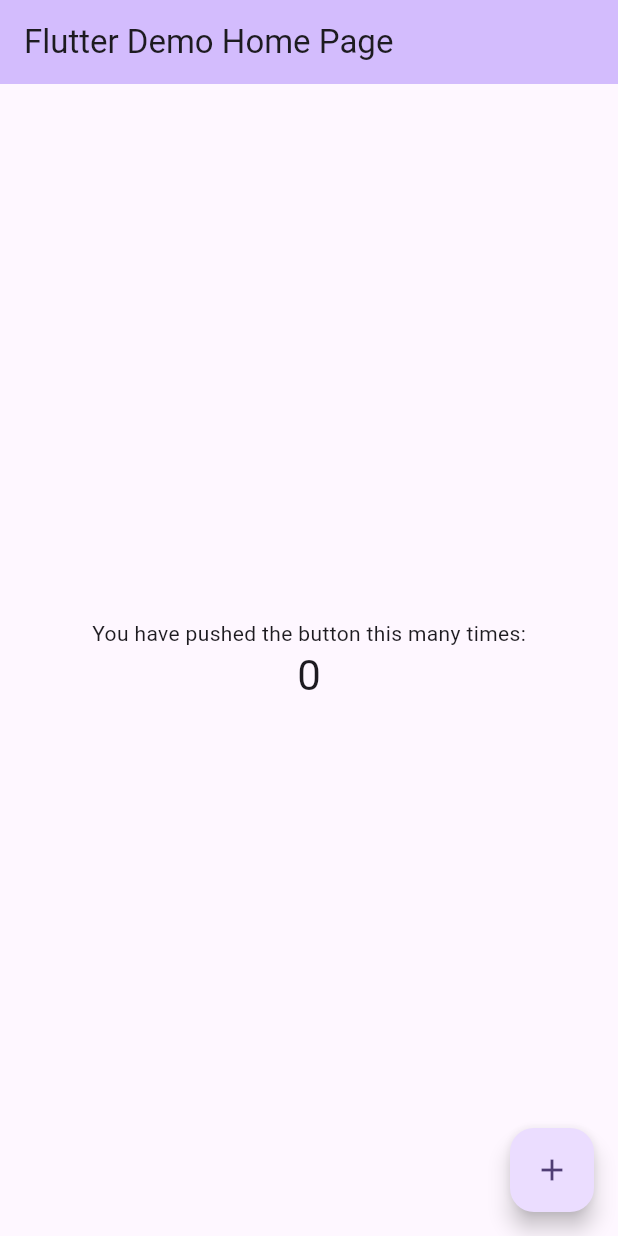
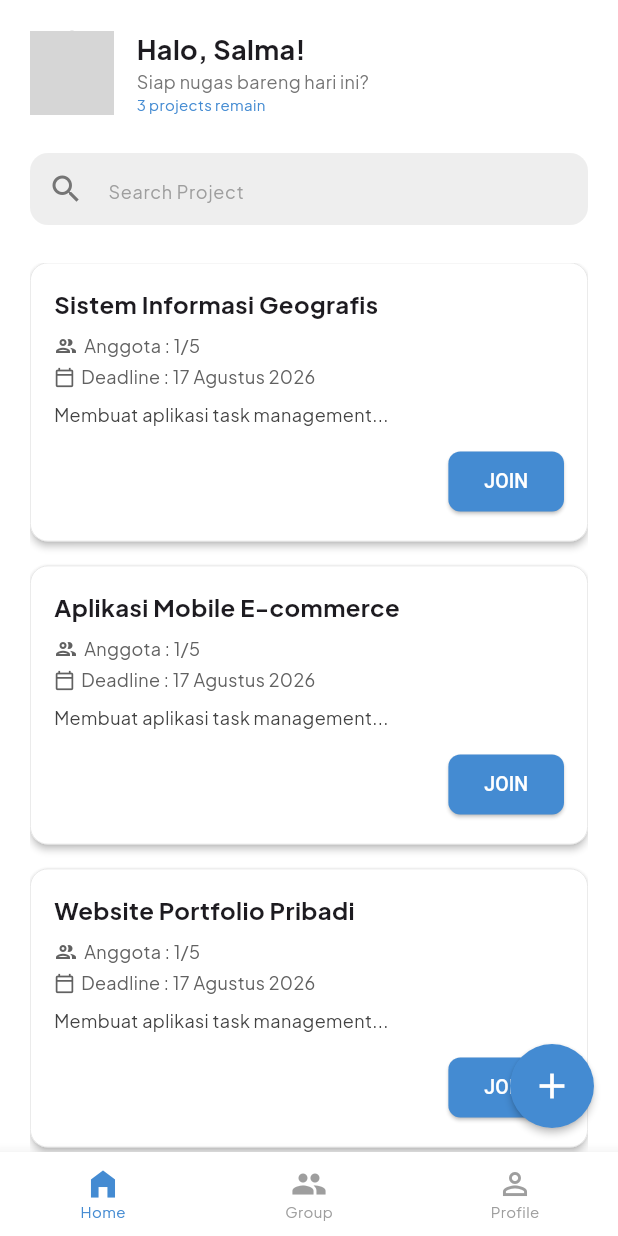
Before and after one commit to lintangaroem/TemaNugas, a Flutter app: the screen it shows after launch, on a phone screen of 412 x 824 dp. Run offline on Flutter 3.47's test engine with Material 3 defaults, Android fonts, the phone set to English and light mode, and no system bars; network calls fail; grey boxes are pictures that could not be loaded.

Commit message:
trying plain UI

```diff
--- a/lib/main.dart
+++ b/lib/main.dart
@@ -1,4 +1,7 @@
 import 'package:flutter/material.dart';
+import 'package:teman_nugas/screens/homepage/pages/homepage.dart'; // Import halaman homepage
+// import 'constant.dart'; // Jika AppTheme Anda ada di constant.dart atau file terpisah
+import 'package:teman_nugas/constants/theme.dart'; // Jika AppTheme ada di file app_theme.dart
 
 void main() {
   runApp(const MyApp());
@@ -7,116 +10,13 @@ void main() {
 class MyApp extends StatelessWidget {
   const MyApp({super.key});
 
-  // This widget is the root of your application.
   @override
   Widget build(BuildContext context) {
     return MaterialApp(
-      title: 'Flutter Demo',
-      theme: ThemeData(
-        // This is the theme of your application.
-        //
-        // TRY THIS: Try running your application with "flutter run". You'll see
-        // the application has a purple toolbar. Then, without quitting the app,
-        // try changing the seedColor in the colorScheme below to Colors.green
-        // and then invoke "hot reload" (save your changes or press the "hot
-        // reload" button in a Flutter-supported IDE, or press "r" if you used
-        // the command line to start the app).
-        //
-        // Notice that the counter didn't reset back to zero; the application
-        // state is not lost during the reload. To reset the state, use hot
-        // restart instead.
-        //
-        // This works for code too, not just values: Most code changes can be
-        // tested with just a hot reload.
-        colorScheme: ColorScheme.fromSeed(seedColor: Colors.deepPurple),
-      ),
-      home: const MyHomePage(title: 'Flutter Demo Home Page'),
+      title: 'Teman Nugas App',
+      theme: AppTheme.lightTheme, // Menggunakan tema yang sudah Anda buat
+      home: const HomePage(), // Atur HomePage sebagai halaman awal
+      debugShowCheckedModeBanner: false,
     );
   }
 }
-
-class MyHomePage extends StatefulWidget {
-  const MyHomePage({super.key, required this.title});
-
-  // This widget is the home page of your application. It is stateful, meaning
-  // that it has a State object (defined below) that contains fields that affect
-  // how it looks.
-
-  // This class is the configuration for the state. It holds the values (in this
-  // case the title) provided by the parent (in this case the App widget) and
-  // used by the build method of the State. Fields in a Widget subclass are
-  // always marked "final".
-
-  final String title;
-
-  @override
-  State<MyHomePage> createState() => _MyHomePageState();
-}
-
-class _MyHomePageState extends State<MyHomePage> {
-  int _counter = 0;
-
-  void _incrementCounter() {
-    setState(() {
-      // This call to setState tells the Flutter framework that something has
-      // changed in this State, which causes it to rerun the build method below
-      // so that the display can reflect the updated values. If we changed
-      // _counter without calling setState(), then the build method would not be
-      // called again, and so nothing would appear to happen.
-      _counter++;
-    });
-  }
-
-  @override
-  Widget build(BuildContext context) {
-    // This method is rerun every time setState is called, for instance as done
-    // by the _incrementCounter method above.
-    //
-    // The Flutter framework has been optimized to make rerunning build methods
-    // fast, so that you can just rebuild anything that needs updating rather
-    // than having to individually change instances of widgets.
-    return Scaffold(
-      appBar: AppBar(
-        // TRY THIS: Try changing the color here to a specific color (to
-        // Colors.amber, perhaps?) and trigger a hot reload to see the AppBar
-        // change color while the other colors stay the same.
-        backgroundColor: Theme.of(context).colorScheme.inversePrimary,
-        // Here we take the value from the MyHomePage object that was created by
-        // the App.build method, and use it to set our appbar title.
-        title: Text(widget.title),
-      ),
-      body: Center(
-        // Center is a layout widget. It takes a single child and positions it
-        // in the middle of the parent.
-        child: Column(
-          // Column is also a layout widget. It takes a list of children and
-          // arranges them vertically. By default, it sizes itself to fit its
-          // children horizontally, and tries to be as tall as its parent.
-          //
-          // Column has various properties to control how it sizes itself and
-          // how it positions its children. Here we use mainAxisAlignment to
-          // center the children vertically; the main axis here is the vertical
-          // axis because Columns are vertical (the cross axis would be
-          // horizontal).
-          //
-          // TRY THIS: Invoke "debug painting" (choose the "Toggle Debug Paint"
-          // action in the IDE, or press "p" in the console), to see the
-          // wireframe for each widget.
-          mainAxisAlignment: MainAxisAlignment.center,
-          children: <Widget>[
-            const Text('You have pushed the button this many times:'),
-            Text(
-              '$_counter',
-              style: Theme.of(context).textTheme.headlineMedium,
-            ),
-          ],
-        ),
-      ),
-      floatingActionButton: FloatingActionButton(
-        onPressed: _incrementCounter,
-        tooltip: 'Increment',
-        child: const Icon(Icons.add),
-      ), // This trailing comma makes auto-formatting nicer for build methods.
-    );
-  }
-}
--- a/lib/screens/homepage/pages/homepage.dart
+++ b/lib/screens/homepage/pages/homepage.dart
@@ -0,0 +1,375 @@
+import 'package:flutter/material.dart';
+import 'package:teman_nugas/constants/constant.dart'; // Pastikan file constant.dart berada di lokasi yang benar
+
+class HomePage extends StatefulWidget {
+  const HomePage({super.key});
+
+  @override
+  State<HomePage> createState() => _HomePageState();
+}
+
+class _HomePageState extends State<HomePage> {
+  int _selectedIndex = 0; // Untuk BottomNavigationBar
+
+  void _onItemTapped(int index) {
+    setState(() {
+      _selectedIndex = index;
+      // Tambahkan navigasi ke halaman lain di sini jika diperlukan
+      // if (index == 1) { Navigator.pushNamed(context, '/group'); }
+      // if (index == 2) { Navigator.pushNamed(context, '/profile'); }
+    });
+  }
+
+  // --- Dialog Tambah Proyek ---
+  void _showAddProjectDialog(BuildContext context) {
+    showDialog(
+      context: context,
+      builder: (BuildContext context) {
+        return AlertDialog(
+          shape: RoundedRectangleBorder(borderRadius: BorderRadius.circular(16)),
+          title: const Text("Project Name", style: AppTextStyles.heading),
+          content: SingleChildScrollView( // Menggunakan SingleChildScrollView jika kontennya panjang
+            child: Column(
+              mainAxisSize: MainAxisSize.min,
+              crossAxisAlignment: CrossAxisAlignment.start,
+              children: <Widget>[
+                _buildTextField("Project Name"), // Akan menggunakan nama proyek sebagai judul dialog
+                const SizedBox(height: 16),
+                _buildTextField("Deadline"),
+                const SizedBox(height: 16),
+                _buildTextField("Members"),
+                const SizedBox(height: 16),
+                _buildTextField("Description", maxLines: 3),
+              ],
+            ),
+          ),
+          actions: <Widget>[
+            TextButton(
+              child: const Text("CANCEL", style: TextStyle(color: AppColors.redAlert)),
+              onPressed: () {
+                Navigator.of(context).pop();
+              },
+            ),
+            ElevatedButton(
+              style: ElevatedButton.styleFrom(
+                backgroundColor: AppColors.primaryBlue,
+                foregroundColor: AppColors.background,
+              ),
+              child: const Text("ADD"),
+              onPressed: () {
+                // Logika untuk menambah proyek
+                Navigator.of(context).pop();
+              },
+            ),
+          ],
+        );
+      },
+    );
+  }
+
+  Widget _buildTextField(String labelText, {int maxLines = 1}) {
+    return TextField(
+      maxLines: maxLines,
+      decoration: InputDecoration(
+        labelText: labelText,
+        labelStyle: AppTextStyles.regular.copyWith(color: Colors.grey[600]),
+        border: OutlineInputBorder(
+          borderRadius: BorderRadius.circular(8),
+          borderSide: const BorderSide(color: AppColors.darkBlue),
+        ),
+        enabledBorder: OutlineInputBorder(
+          borderRadius: BorderRadius.circular(8),
+          borderSide: BorderSide(color: Colors.grey[400]!),
+        ),
+        focusedBorder: OutlineInputBorder(
+          borderRadius: BorderRadius.circular(8),
+          borderSide: const BorderSide(color: AppColors.primaryBlue, width: 2),
+        ),
+      ),
+    );
+  }
+
+  // --- Dialog Konfirmasi Join ---
+  void _showJoinConfirmationDialog(BuildContext context, String projectName) {
+    showDialog(
+      context: context,
+      builder: (BuildContext context) {
+        return AlertDialog(
+          shape: RoundedRectangleBorder(borderRadius: BorderRadius.circular(16)),
+          contentPadding: const EdgeInsets.all(20),
+          content: Column(
+            mainAxisSize: MainAxisSize.min,
+            children: <Widget>[
+              Text(
+                projectName,
+                style: AppTextStyles.heading.copyWith(fontSize: 18),
+                textAlign: TextAlign.center,
+              ),
+              const SizedBox(height: 8),
+              Text(
+                "Anggota : 1/5", // Contoh data
+                style: AppTextStyles.regular.copyWith(color: Colors.grey[700]),
+              ),
+              Text(
+                "Deadline : 17 Agustus 2026", // Contoh data
+                style: AppTextStyles.regular.copyWith(color: Colors.grey[700]),
+              ),
+              const SizedBox(height: 8),
+              Text(
+                "Membuat aplikasi task management tugas berbasis haha hihi huhuhu hehe", // Contoh deskripsi panjang
+                style: AppTextStyles.regular.copyWith(fontSize: 14),
+                textAlign: TextAlign.center,
+              ),
+              const SizedBox(height: 20),
+              Text(
+                "Apakah kamu yakin untuk join?",
+                style: AppTextStyles.content.copyWith(fontSize: 16),
+                textAlign: TextAlign.center,
+              ),
+              const SizedBox(height: 20),
+              Row(
+                mainAxisAlignment: MainAxisAlignment.spaceEvenly,
+                children: <Widget>[
+                  Expanded(
+                    child: OutlinedButton(
+                      style: OutlinedButton.styleFrom(
+                        foregroundColor: AppColors.redAlert,
+                        side: const BorderSide(color: AppColors.redAlert),
+                        shape: RoundedRectangleBorder(borderRadius: BorderRadius.circular(8)),
+                      ),
+                      child: const Text("CANCEL"),
+                      onPressed: () {
+                        Navigator.of(context).pop();
+                      },
+                    ),
+                  ),
+                  const SizedBox(width: 10),
+                  Expanded(
+                    child: ElevatedButton(
+                      style: ElevatedButton.styleFrom(
+                        backgroundColor: AppColors.primaryBlue,
+                        foregroundColor: AppColors.background,
+                      ),
+                      child: const Text("JOIN"),
+                      onPressed: () {
+                        // Logika untuk bergabung dengan proyek
+                        Navigator.of(context).pop();
+                      },
+                    ),
+                  ),
+                ],
+              ),
+            ],
+          ),
+        );
+      },
+    );
+  }
+
+
+  @override
+  Widget build(BuildContext context) {
+    return Scaffold(
+      backgroundColor: AppColors.background,
+      body: SafeArea(
+        child: Padding(
+          padding: const EdgeInsets.symmetric(horizontal: 20.0),
+          child: Column(
+            crossAxisAlignment: CrossAxisAlignment.start,
+            children: <Widget>[
+              const SizedBox(height: 20),
+              // --- Bagian Atas (Profil Pengguna) ---
+              Row(
+                children: [
+                  const CircleAvatar(
+                    radius: 28,
+                    // Ganti dengan gambar profil pengguna jika ada
+                    backgroundImage: NetworkImage('https://via.placeholder.com/150/0000FF/808080?Text=User'),
+                    backgroundColor: Colors.grey,
+                  ),
+                  const SizedBox(width: 15),
+                  Column(
+                    crossAxisAlignment: CrossAxisAlignment.start,
+                    children: [
+                      Text("Halo, Salma!", style: AppTextStyles.heading.copyWith(fontSize: 18)),
+                      Text(
+                        "Siap nugas bareng hari ini?",
+                        style: AppTextStyles.regular.copyWith(color: Colors.grey[600]),
+                      ),
+                      Text(
+                        "3 projects remain", // Contoh data
+                        style: AppTextStyles.regular.copyWith(fontSize: 10, color: AppColors.primaryBlue),
+                      ),
+                    ],
+                  ),
+                ],
+              ),
+              const SizedBox(height: 25),
+
+              // --- Search Project ---
+              TextField(
+                decoration: InputDecoration(
+                  hintText: "Search Project",
+                  hintStyle: AppTextStyles.regular.copyWith(color: Colors.grey),
+                  prefixIcon: Icon(Icons.search, color: Colors.grey[600]),
+                  filled: true,
+                  fillColor: Colors.grey[200],
+                  contentPadding: const EdgeInsets.symmetric(vertical: 0, horizontal: 16),
+                  border: OutlineInputBorder(
+                    borderRadius: BorderRadius.circular(12),
+                    borderSide: BorderSide.none,
+                  ),
+                  enabledBorder: OutlineInputBorder(
+                    borderRadius: BorderRadius.circular(12),
+                    borderSide: BorderSide.none,
+                  ),
+                  focusedBorder: OutlineInputBorder(
+                    borderRadius: BorderRadius.circular(12),
+                    borderSide: const BorderSide(color: AppColors.primaryBlue),
+                  ),
+                ),
+              ),
+              const SizedBox(height: 25),
+
+              // --- Daftar Proyek ---
+              Expanded(
+                child: ListView.builder(
+                  itemCount: 3, // Jumlah proyek (contoh)
+                  itemBuilder: (context, index) {
+                    // Anda bisa mengganti ini dengan data proyek yang sebenarnya
+                    String projectName = "Sistem Informasi Geografis";
+                    if (index == 1) projectName = "Aplikasi Mobile E-commerce";
+                    if (index == 2) projectName = "Website Portfolio Pribadi";
+
+                    return ProjectCard(
+                      projectName: projectName,
+                      memberCount: "1/5",
+                      deadline: "17 Agustus 2026",
+                      description: "Membuat aplikasi task management...",
+                      onJoin: () {
+                        _showJoinConfirmationDialog(context, projectName);
+                      },
+                    );
+                  },
+                ),
+              ),
+            ],
+          ),
+        ),
+      ),
+      floatingActionButton: FloatingActionButton(
+        onPressed: () {
+          _showAddProjectDialog(context);
+        },
+        backgroundColor: AppColors.primaryBlue,
+        foregroundColor: AppColors.background,
+        elevation: 2.0,
+        shape: const CircleBorder(),
+        child: const Icon(Icons.add, size: 28),
+      ),
+      floatingActionButtonLocation: FloatingActionButtonLocation.endFloat, // Sesuai gambar
+      bottomNavigationBar: BottomNavigationBar(
+        items: const <BottomNavigationBarItem>[
+          BottomNavigationBarItem(
+            icon: Icon(Icons.home_filled),
+            label: 'Home',
+          ),
+          BottomNavigationBarItem(
+            icon: Icon(Icons.group),
+            label: 'Group',
+          ),
+          BottomNavigationBarItem(
+            icon: Icon(Icons.person_outline),
+            label: 'Profile',
+          ),
+        ],
+        currentIndex: _selectedIndex,
+        selectedItemColor: AppColors.primaryBlue,
+        unselectedItemColor: Colors.grey[500],
+        onTap: _onItemTapped,
+        backgroundColor: AppColors.background,
+        elevation: 8.0, // Memberi sedikit bayangan
+        type: BottomNavigationBarType.fixed, // Agar semua label terlihat
+        selectedLabelStyle: AppTextStyles.regular.copyWith(fontSize: 10, fontWeight: FontWeight.w500),
+        unselectedLabelStyle: AppTextStyles.regular.copyWith(fontSize: 10),
+      ),
+    );
+  }
+}
+
+// --- Widget untuk Kartu Proyek ---
+class ProjectCard extends StatelessWidget {
+  final String projectName;
+  final String memberCount;
+  final String deadline;
+  final String description;
+  final VoidCallback onJoin;
+
+  const ProjectCard({
+    super.key,
+    required this.projectName,
+    required this.memberCount,
+    required this.deadline,
+    required this.description,
+    required this.onJoin,
+  });
+
+  @override
+  Widget build(BuildContext context) {
+    return Card(
+      elevation: 2.0,
+      margin: const EdgeInsets.only(bottom: 16.0),
+      shape: RoundedRectangleBorder(
+        borderRadius: BorderRadius.circular(12.0),
+        side: BorderSide(color: Colors.grey[300]!, width: 0.5),
+      ),
+      color: AppColors.background,
+      child: Padding(
+        padding: const EdgeInsets.all(16.0),
+        child: Column(
+          crossAxisAlignment: CrossAxisAlignment.start,
+          children: <Widget>[
+            Text(projectName, style: AppTextStyles.content.copyWith(fontSize: 16)),
+            const SizedBox(height: 8),
+            Row(
+              children: [
+                Icon(Icons.group_outlined, size: 16, color: Colors.grey[700]),
+                const SizedBox(width: 4),
+                Text("Anggota : $memberCount", style: AppTextStyles.regular.copyWith(color: Colors.grey[700])),
+              ],
+            ),
+            const SizedBox(height: 4),
+            Row(
+              children: [
+                Icon(Icons.calendar_today_outlined, size: 14, color: Colors.grey[700]),
+                const SizedBox(width: 4),
+                Text("Deadline : $deadline", style: AppTextStyles.regular.copyWith(color: Colors.grey[700])),
+              ],
+            ),
+            const SizedBox(height: 8),
+            Text(
+              description,
+              style: AppTextStyles.regular.copyWith(fontSize: 12, color: Colors.grey[800]),
+              maxLines: 2,
+              overflow: TextOverflow.ellipsis,
+            ),
+            const SizedBox(height: 12),
+            Align(
+              alignment: Alignment.centerRight,
+              child: ElevatedButton(
+                onPressed: onJoin,
+                style: ElevatedButton.styleFrom(
+                  backgroundColor: AppColors.primaryBlue,
+                  foregroundColor: AppColors.background,
+                  padding: const EdgeInsets.symmetric(horizontal: 24, vertical: 8),
+                  textStyle: AppTextStyles.regular.copyWith(fontWeight: FontWeight.w500, fontSize: 13)
+                ),
+                child: const Text("JOIN"),
+              ),
+            ),
+          ],
+        ),
+      ),
+    );
+  }
+}
```
